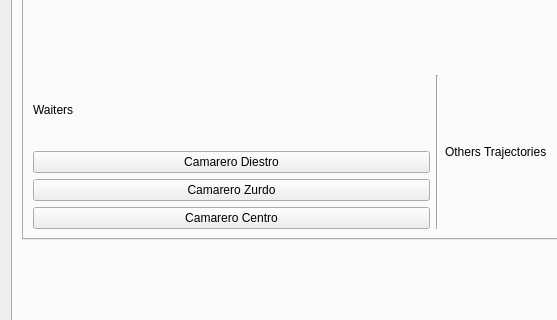
robocomp/robocomp-shelly, file components/inversekinematicsTesterComp/src/guiDlg.ui: the form before one commit; both pictures show x 0 to 557 and y 485 to 805 of the 875 by 1106 pixel window.
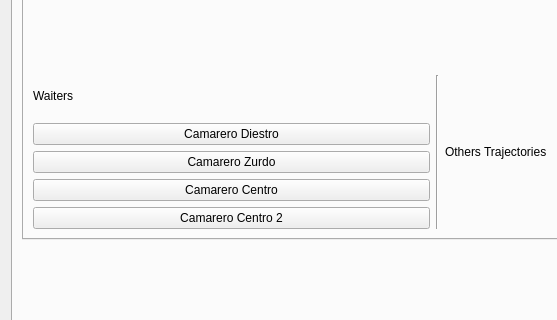
The form after the commit. The open tabs and pages were chosen to show the change.

What changed in the file:
```diff
--- a/components/inversekinematicsTesterComp/src/guiDlg.ui
+++ b/components/inversekinematicsTesterComp/src/guiDlg.ui
@@ -620,6 +620,13 @@
                      </property>
                     </widget>
                    </item>
+                   <item>
+                    <widget class="QPushButton" name="camareroCentro2Button">
+                     <property name="text">
+                      <string>Camarero Centro 2</string>
+                     </property>
+                    </widget>
+                   </item>
                   </layout>
                  </item>
                  <item>
```
Left out of the diff: 4 changed lines with no effect on the pictures.
